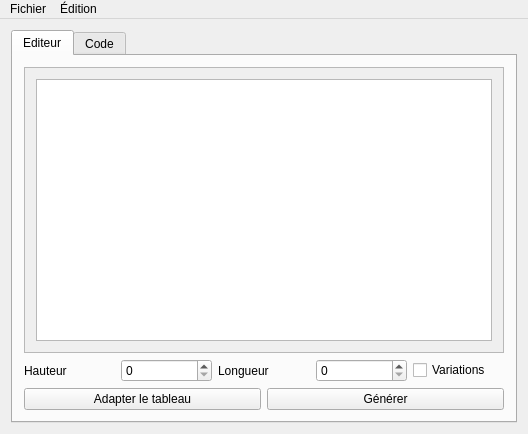
Old version of the form mainwindow.ui in the repository mrmen/Qtabvar.
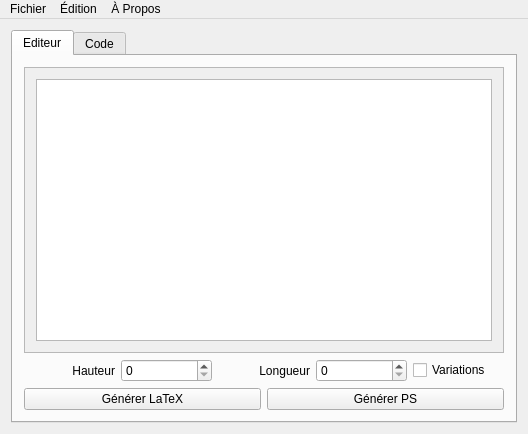
New version of the form. Icons and pictures are not drawn.

The edit to the form file:
```diff
--- a/mainwindow.ui
+++ b/mainwindow.ui
@@ -65,6 +65,9 @@
               <property name="text">
                <string>Hauteur</string>
               </property>
+              <property name="alignment">
+               <set>Qt::AlignRight|Qt::AlignTrailing|Qt::AlignVCenter</set>
+              </property>
              </widget>
             </item>
             <item>
@@ -75,6 +78,9 @@
               <property name="text">
                <string>Longueur</string>
               </property>
+              <property name="alignment">
+               <set>Qt::AlignRight|Qt::AlignTrailing|Qt::AlignVCenter</set>
+              </property>
              </widget>
             </item>
             <item>
@@ -91,17 +97,17 @@
           </item>
           <item>
            <layout class="QHBoxLayout" name="horizontalLayout_2">
-            <item>
-             <widget class="QPushButton" name="updateTabular">
-              <property name="text">
-               <string>Adapter le tableau</string>
-              </property>
-             </widget>
-            </item>
             <item>
              <widget class="QPushButton" name="getCode">
               <property name="text">
-               <string>Générer</string>
+               <string>Générer LaTeX</string>
+              </property>
+             </widget>
+            </item>
+            <item>
+             <widget class="QPushButton" name="getPS">
+              <property name="text">
+               <string>Générer PS</string>
               </property>
              </widget>
             </item>
@@ -159,8 +165,15 @@
     <addaction name="actionAdapter_le_tableau"/>
     <addaction name="actionG_n_rer_le_tableau"/>
    </widget>
+   <widget class="QMenu" name="menu_Propos">
+    <property name="title">
+     <string>À Propos</string>
+    </property>
+    <addaction name="actionCr_dits"/>
+   </widget>
    <addaction name="menuFichier"/>
    <addaction name="menu_dition"/>
+   <addaction name="menu_Propos"/>
   </widget>
   <action name="actionQuitter">
    <property name="text">
```
Left out of the diff: 32 changed lines with no effect on the pictures.
